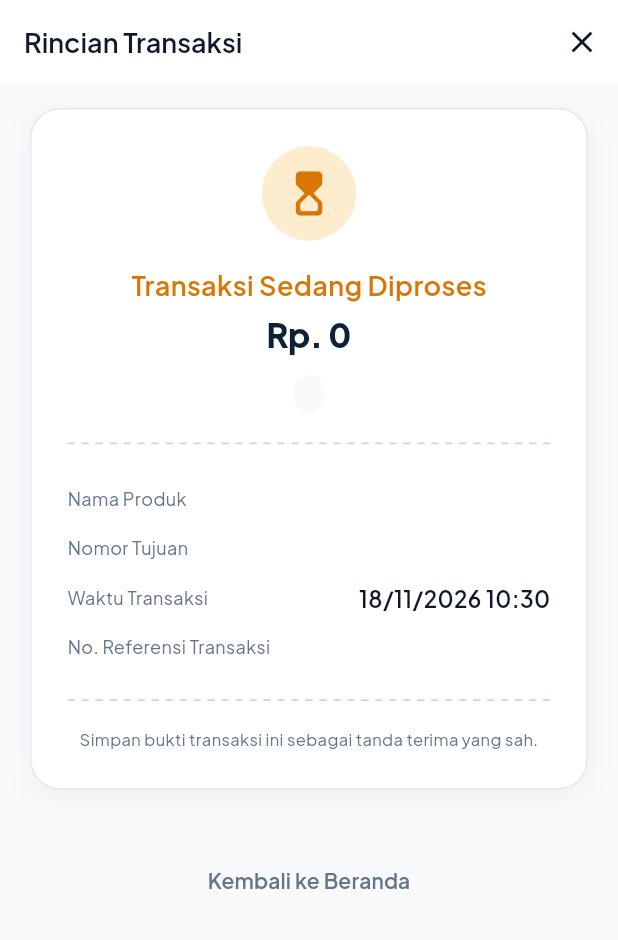
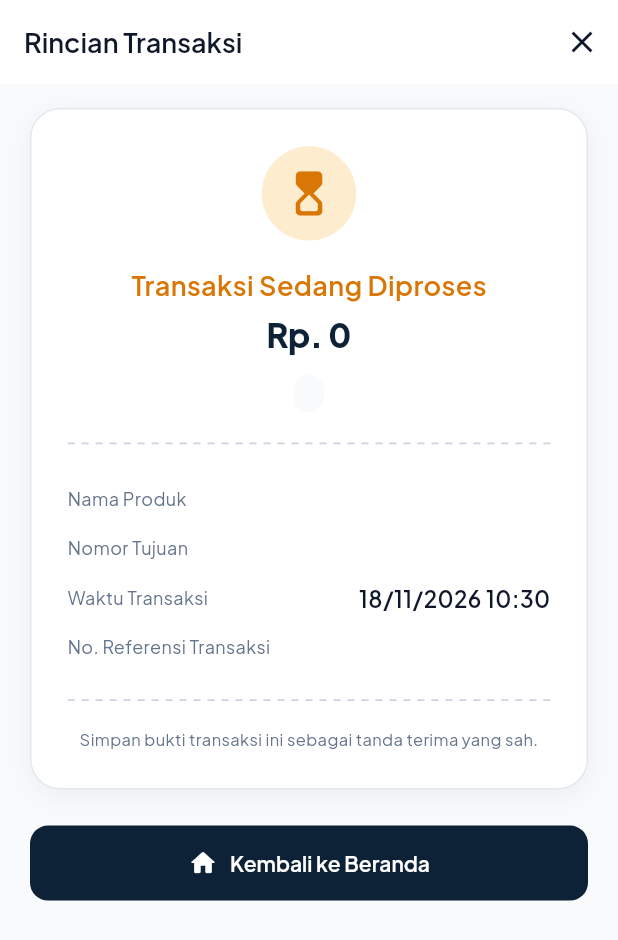
Before and after one commit to rizkikur/fillbill_mobile, a Flutter app: the ReceiptScreen screen opened directly with empty values, on a phone screen of 412 x 824 dp. Shown: the top 940 px of the screen. Run offline on Flutter 3.47's test engine with Material 3 defaults, Android fonts, the phone set to English and light mode, and no system bars; our stand-ins replace dio, flutter_riverpod, flutter_secure_storage, flutter_svg, go_router, google_fonts and 4 more; accounts and stored records are empty.

Commit message:
feat(ux): streamline transaction receipt and topup flow with auto-polling and pull-to-refresh (remove redundant manual check button)

```diff
--- a/lib/features/transactions/data/transaction_repository.dart
+++ b/lib/features/transactions/data/transaction_repository.dart
@@ -67,12 +67,14 @@ class TransactionRepository {
     return res.data!;
   }
 
-  /// Polling Tangga Berjenjang (2s ➜ 5s ➜ 10s ➜ 15s)
+  /// Polling Tangga Berjenjang (2s ➜ 3s ➜ 5s ➜ 8s ➜ 12s ➜ 15s)
   Stream<TransactionEntity> pollTransactionStatus(int transactionId) async* {
     final intervals = [
       const Duration(seconds: 2),
+      const Duration(seconds: 3),
       const Duration(seconds: 5),
-      const Duration(seconds: 10),
+      const Duration(seconds: 8),
+      const Duration(seconds: 12),
       const Duration(seconds: 15),
     ];
 
--- a/lib/features/transactions/presentation/receipt_screen.dart
+++ b/lib/features/transactions/presentation/receipt_screen.dart
@@ -341,26 +341,24 @@ class _ReceiptScreenState extends ConsumerState<ReceiptScreen> with SingleTicker
                     _showBluetoothPrinterDialog(context);
                   },
                 ),
-              ] else if (_isProcessing && _currentTx.id > 0) ...[
+                const SizedBox(height: 12),
+                TextButton(
+                  onPressed: () => context.go('/home'),
+                  child: Text(
+                    'Kembali ke Beranda',
+                    style: AppTypography.labelLarge.copyWith(color: AppColors.textSecondary),
+                  ),
+                ),
+              ] else ...[
+                // Transaksi Sedang Diproses / Gagal:
+                // Tidak ada tombol redundan "Cek Status" (otomatis polling background & pull-to-refresh)
                 CustomButton(
-                  text: 'Cek Status Sekarang',
-                  icon: Icons.refresh_rounded,
-                  isLoading: _isManualRefreshing,
+                  text: 'Kembali ke Beranda',
+                  icon: Icons.home_rounded,
                   backgroundColor: AppColors.primaryNavy,
-                  onPressed: _refreshStatusManually,
+                  onPressed: () => context.go('/home'),
                 ),
               ],
-
-              const SizedBox(height: 12),
-
-              // Tombol Kembali ke Beranda
-              TextButton(
-                onPressed: () => context.go('/home'),
-                child: Text(
-                  'Kembali ke Beranda',
-                  style: AppTypography.labelLarge.copyWith(color: AppColors.textSecondary),
-                ),
-              ),
             ],
           ),
         ),
```
Also changed, not shown: lib/features/wallet/presentation/topup_screen.dart (+22 -2 lines).
